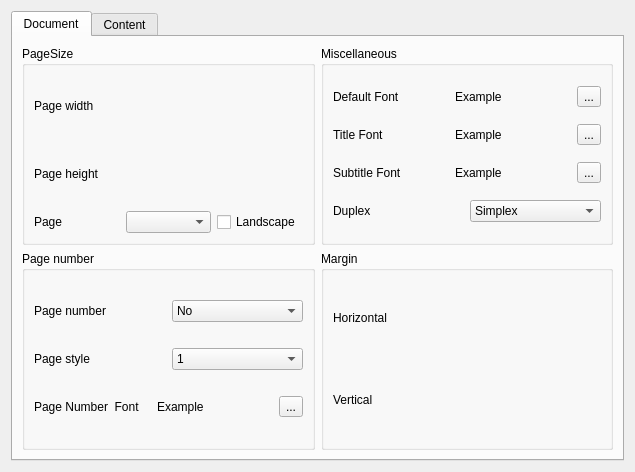
Before: the Qt Designer form formconfig.ui in jpcima/chordv, drawn with Qt 5.
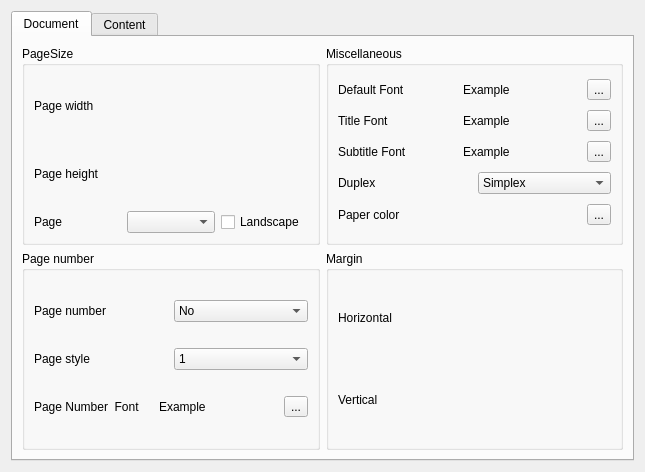
After: the same form once the commit is applied. The open tabs and pages were chosen to show the change. Custom widgets are drawn as their Qt base class.

Commit message: Begining of paper color concept

Diff of the .ui file:
```diff
--- a/formconfig.ui
+++ b/formconfig.ui
@@ -6,7 +6,7 @@
    <rect>
     <x>0</x>
     <y>0</y>
-    <width>635</width>
+    <width>645</width>
     <height>472</height>
    </rect>
   </property>
@@ -26,11 +26,11 @@
       <attribute name="title">
        <string>Document</string>
       </attribute>
-      <layout class="QHBoxLayout" name="horizontalLayout_29">
+      <layout class="QHBoxLayout" name="horizontalLayout_34">
        <item>
-        <layout class="QVBoxLayout" name="verticalLayout_10">
+        <layout class="QVBoxLayout" name="verticalLayout_15">
          <item>
-          <layout class="QHBoxLayout" name="horizontalLayout_13">
+          <layout class="QHBoxLayout" name="horizontalLayout_33">
            <item>
             <widget class="QGroupBox" name="groupBoxPageSize">
              <property name="title">
@@ -98,9 +98,9 @@
              <property name="title">
               <string>Miscellaneous</string>
              </property>
-             <layout class="QHBoxLayout" name="horizontalLayout_33">
+             <layout class="QHBoxLayout" name="horizontalLayout_29">
               <item>
-               <layout class="QVBoxLayout" name="verticalLayout_18">
+               <layout class="QVBoxLayout" name="verticalLayout_10">
                 <item>
                  <layout class="QHBoxLayout" name="horizontalLayout_6">
                   <item>
@@ -201,6 +201,24 @@
                   </item>
                  </layout>
                 </item>
+                <item>
+                 <layout class="QHBoxLayout" name="horizontalLayout_13">
+                  <item>
+                   <widget class="QLabel" name="label_2">
+                    <property name="text">
+                     <string>Paper color</string>
+                    </property>
+                   </widget>
+                  </item>
+                  <item>
+                   <widget class="ColorButton" name="toolButton">
+                    <property name="text">
+                     <string>...</string>
+                    </property>
+                   </widget>
+                  </item>
+                 </layout>
+                </item>
                </layout>
               </item>
              </layout>
@@ -806,6 +824,11 @@
    <extends>QComboBox</extends>
    <header location="global">verticalspacing.h</header>
   </customwidget>
+  <customwidget>
+   <class>ColorButton</class>
+   <extends>QToolButton</extends>
+   <header>colorbutton.h</header>
+  </customwidget>
  </customwidgets>
  <resources/>
  <connections/>
```
Left out of the diff: 2 changed lines with no effect on the pictures. The commit also changes 4 other files.
